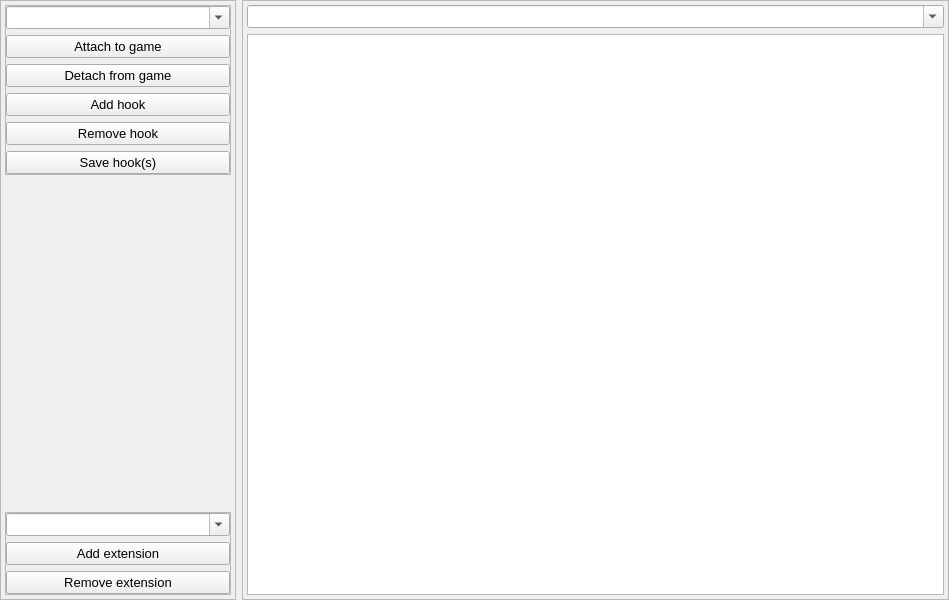
First picture: the form in GUI/mainwindow.ui, repository Artikash/Textractor, before the edit.
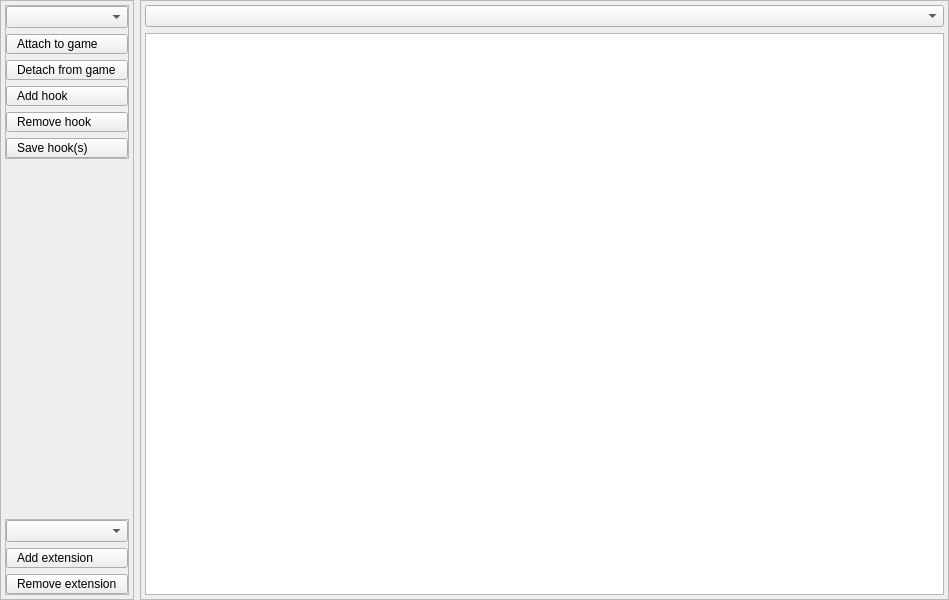
Second picture: the form after the edit.

Patch:
```diff
--- a/GUI/mainwindow.ui
+++ b/GUI/mainwindow.ui
@@ -16,14 +16,27 @@
     <verstretch>0</verstretch>
    </sizepolicy>
   </property>
-  <property name="font">
-   <font>
-    <pointsize>10</pointsize>
-   </font>
-  </property>
   <property name="windowTitle">
    <string>NextHooker</string>
   </property>
+  <property name="styleSheet">
+   <string notr="true">QObject
+{
+	font: 11pt &quot;MS Shell Dlg 2&quot;;
+}
+#textOutput
+{
+	font: 14pt &quot;MS Shell Dlg 2&quot;;
+}
+QPushButton, QComboBox
+{
+	padding-top: 2px;
+	padding-bottom: 2px;
+	padding-right: 10px;
+	padding-left: 10px;
+	text-align: left;
+}</string>
+  </property>
   <widget class="QWidget" name="centralWidget">
    <layout class="QHBoxLayout" name="horizontalLayout_2">
     <property name="leftMargin">
@@ -42,7 +55,7 @@
      <widget class="QFrame" name="options">
       <property name="sizePolicy">
        <sizepolicy hsizetype="Preferred" vsizetype="Preferred">
-        <horstretch>2</horstretch>
+        <horstretch>0</horstretch>
         <verstretch>0</verstretch>
        </sizepolicy>
       </property>
@@ -98,7 +111,7 @@
           <item>
            <widget class="QComboBox" name="processCombo">
             <property name="editable">
-             <bool>true</bool>
+             <bool>false</bool>
             </property>
             <property name="insertPolicy">
              <enum>QComboBox::InsertAtBottom</enum>
@@ -186,7 +199,7 @@
           <item>
            <widget class="QComboBox" name="extenCombo">
             <property name="editable">
-             <bool>true</bool>
+             <bool>false</bool>
             </property>
            </widget>
           </item>
@@ -240,7 +253,7 @@
        <item>
         <widget class="QComboBox" name="ttCombo">
          <property name="editable">
-          <bool>true</bool>
+          <bool>false</bool>
          </property>
          <property name="maxVisibleItems">
           <number>50</number>
@@ -255,11 +268,6 @@
            <verstretch>0</verstretch>
           </sizepolicy>
          </property>
-         <property name="font">
-          <font>
-           <pointsize>12</pointsize>
-          </font>
-         </property>
          <property name="readOnly">
           <bool>true</bool>
          </property>
```
Left out of the diff: 2 changed lines with no effect on the pictures.
